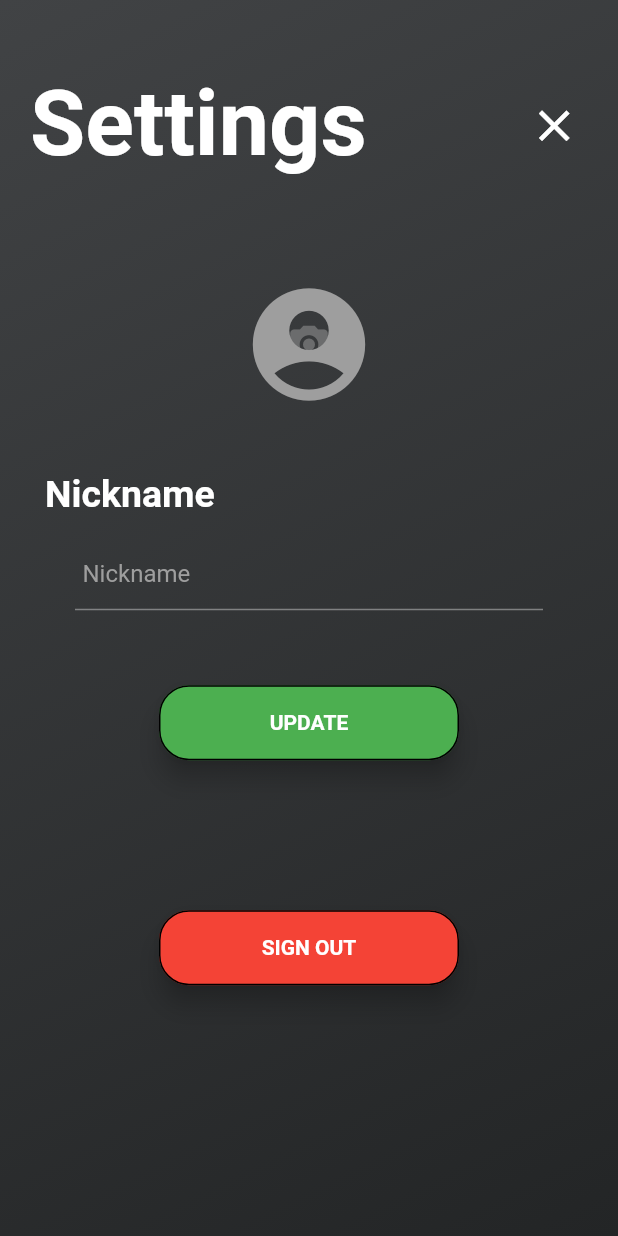
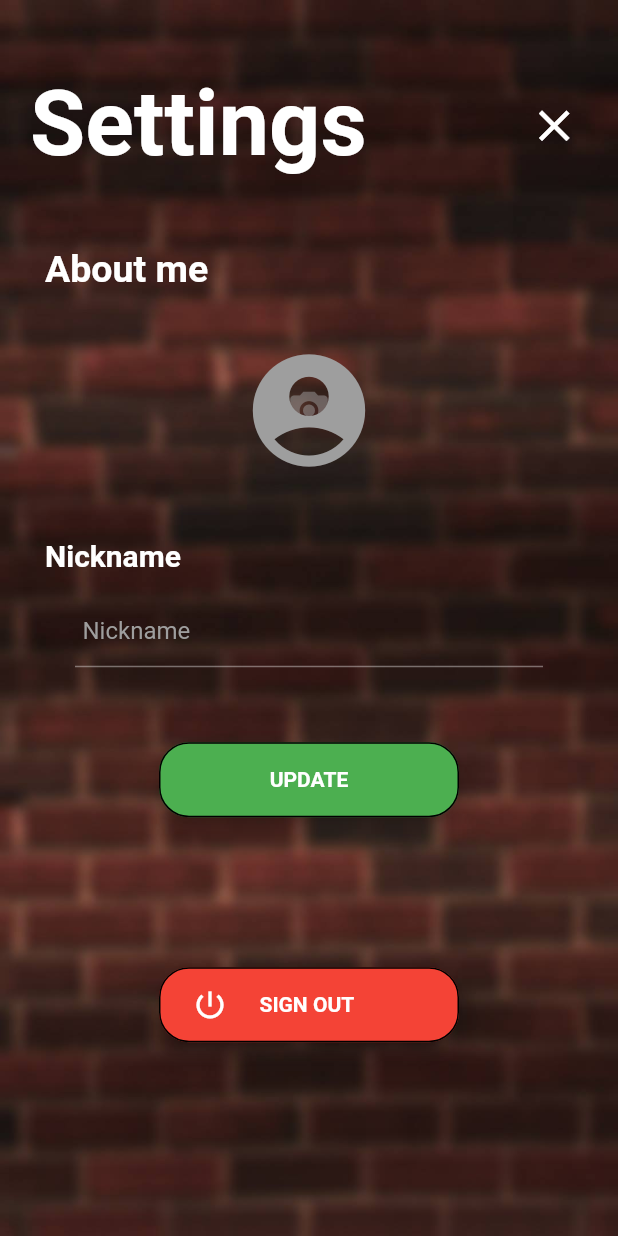
Before and after one commit to Emrin/CrowdEffect, a Flutter app: the SettingsScreen screen opened directly, on a phone screen of 412 x 824 dp. Run offline on Flutter 3.47's test engine with Material 2 defaults, Android fonts, the phone set to English and light mode, and no system bars; drawn by our look-alikes of auto_size_text; our stand-ins replace cached_network_image, carousel_slider, cloud_firestore, firebase_auth, firebase_storage, google_sign_in and 3 more; accounts and stored records are empty; Roboto replaces fonts that are missing (Montserrat).

Commit message:
added about me and signout logo + padding for logo

```diff
--- a/lib/login.dart
+++ b/lib/login.dart
@@ -160,19 +160,10 @@ class LoginScreenState extends State<LoginScreen> {
         resizeToAvoidBottomPadding: false,
         body: Container(
           decoration: BoxDecoration(
-            // gradient: LinearGradient(
-            //   begin: Alignment.topLeft,
-            //   end: Alignment.bottomRight,
-            //   stops: [0.0, 1.0],
-            //   colors: [
-            //     Color.fromRGBO(65, 67, 69, 1.0),
-            //     Color.fromRGBO(35, 37, 38, 1.0)
-            //   ],
-            // ),
             image: DecorationImage(
-                            image: AssetImage('assets/fond.jpg'),
-                            fit: BoxFit.fill
-                        )
+                image: AssetImage('assets/fond.jpg'),
+                fit: BoxFit.fill
+            )
           ),
           child: Stack(
             children: <Widget>[
@@ -182,13 +173,14 @@ class LoginScreenState extends State<LoginScreen> {
                 child: Column(
                 crossAxisAlignment: CrossAxisAlignment.start,
                 children: <Widget>[
+                  SizedBox(height: mediaHeight * 0.1),
                   Container(
                     height: mediaHeight * 0.25,
                     decoration: BoxDecoration(
                         image: DecorationImage(
                             image: AssetImage('assets/logo.png'),
                             fit: BoxFit.fitHeight
-                        )
+                        ),
                     ),
                   ),
                   Expanded(
--- a/lib/main.dart
+++ b/lib/main.dart
@@ -33,7 +33,6 @@ class ChatRoomSelectionPageState extends State<ChatRoomSelectionPage>{
 
   ChatRoomSelectionPageState({Key key, @required this.currentUserId});
   final String currentUserId;
-  bool _showInfo = false;
 
   Future<List> getRooms() async {
     final QuerySnapshot result =
@@ -47,7 +46,6 @@ class ChatRoomSelectionPageState extends State<ChatRoomSelectionPage>{
     final mediaSize = MediaQuery.of(context).size;
     return Scaffold(
       body: Container(
-        // Add box decoration
           decoration: BoxDecoration(
             image: DecorationImage(
                 image: AssetImage('assets/fond.jpg'),
@@ -57,6 +55,7 @@ class ChatRoomSelectionPageState extends State<ChatRoomSelectionPage>{
           child: SafeArea(
             child: Column(
               children: <Widget>[
+                SizedBox(height: mediaSize.height *0.025,),
                 Padding(
                   padding: EdgeInsets.symmetric(horizontal: 20.0),
                   child : Row(
--- a/lib/settings.dart
+++ b/lib/settings.dart
@@ -12,7 +12,6 @@ import 'package:image_picker/image_picker.dart';
 import 'package:cached_network_image/cached_network_image.dart';
 
 import 'package:auto_size_text/auto_size_text.dart';
-import 'main.dart';
 import 'login.dart';
 
 class SettingsScreen extends StatefulWidget {
@@ -166,15 +165,10 @@ class SettingsScreenState extends State<SettingsScreen> {
       Scaffold(
           body: Container(
           decoration: BoxDecoration(
-            gradient: LinearGradient(
-              begin: Alignment.topLeft,
-              end: Alignment.bottomRight,
-              stops: [0.0, 1.0],
-              colors: [
-                Color.fromRGBO(65, 67, 69, 1.0),
-                Color.fromRGBO(35, 37, 38, 1.0)
-              ],
-            ),
+            image: DecorationImage(
+                image: AssetImage('assets/fond.jpg'),
+                fit: BoxFit.fill
+            )
           ),
             child: Stack(
             children: <Widget>[
@@ -212,6 +206,14 @@ class SettingsScreenState extends State<SettingsScreen> {
                         Column(
                           children: <Widget>[
                             // Avatar
+                            Container(
+                              alignment: Alignment(-1.0, 0),
+                              child: Text(
+                                'About me',
+                                style: TextStyle(fontSize: 25.0, fontWeight: FontWeight.bold, color: Colors.white),
+                              ),
+                              margin: EdgeInsets.only(left: 10.0, bottom: 15.0),
+                            ),
                             Container(
                             child: Center(
                               child: Stack(
@@ -274,7 +276,7 @@ class SettingsScreenState extends State<SettingsScreen> {
                               alignment: Alignment(-1.0, 0),
                               child: Text(
                                 'Nickname',
-                                style: TextStyle(fontSize: 25.0, fontWeight: FontWeight.bold, color: Colors.white),
+                                style: TextStyle(fontSize: 20.0, fontWeight: FontWeight.bold, color: Colors.white),
                               ),
                               margin: EdgeInsets.only(left: 10.0, bottom: 15.0, top: 20.0),
                             ),
@@ -356,17 +358,23 @@ class SettingsScreenState extends State<SettingsScreen> {
                                         _handleSignOut();
                                       },
                                       child:
-                                          Center(
-                                            child: Text('SIGN OUT',
-                                                style: TextStyle(
-                                                    fontWeight: FontWeight.bold,
-                                                    )
-                                                  ),
+                                          Row(
+                                            children: <Widget>[
+                                              Expanded(flex: 1, child: Icon(Icons.power_settings_new)),
+                                              Expanded(
+                                                  flex: 2,
+                                                   child: Text('SIGN OUT',
+                                                    style: TextStyle(
+                                                        fontWeight: FontWeight.bold,
+                                                        )
+                                                      ),
+                                              ),
+                                            ],
                                           ),
                                     ),
                                   ),
                                 ),
-                          margin: EdgeInsets.symmetric(vertical: 50.0),
+                          margin: EdgeInsets.only(top: 50.0),
                         ),
                       ],
                   ),
```
